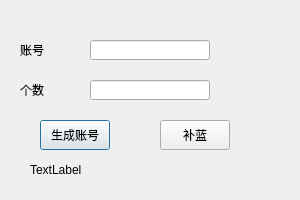
Before: the Qt Designer form GreatAcc/GreatAcc.ui in 120189471/gosrc, drawn with Qt 5.
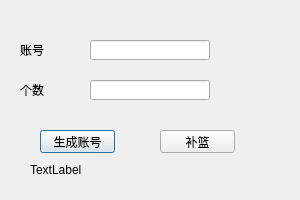
After: the same form once the commit is applied.

```diff
--- a/GreatAcc/GreatAcc.ui
+++ b/GreatAcc/GreatAcc.ui
@@ -55,9 +55,9 @@
    <property name="geometry">
     <rect>
      <x>40</x>
-     <y>120</y>
-     <width>70</width>
-     <height>30</height>
+     <y>130</y>
+     <width>75</width>
+     <height>23</height>
     </rect>
    </property>
    <property name="text">
@@ -68,13 +68,13 @@
    <property name="geometry">
     <rect>
      <x>160</x>
-     <y>120</y>
-     <width>70</width>
-     <height>30</height>
+     <y>130</y>
+     <width>75</width>
+     <height>23</height>
     </rect>
    </property>
    <property name="text">
-    <string>补蓝</string>
+    <string>补篮</string>
    </property>
   </widget>
   <widget class="QLineEdit" name="lineEditAcc">
```
Left out of the diff: 2 changed lines with no effect on the pictures.
